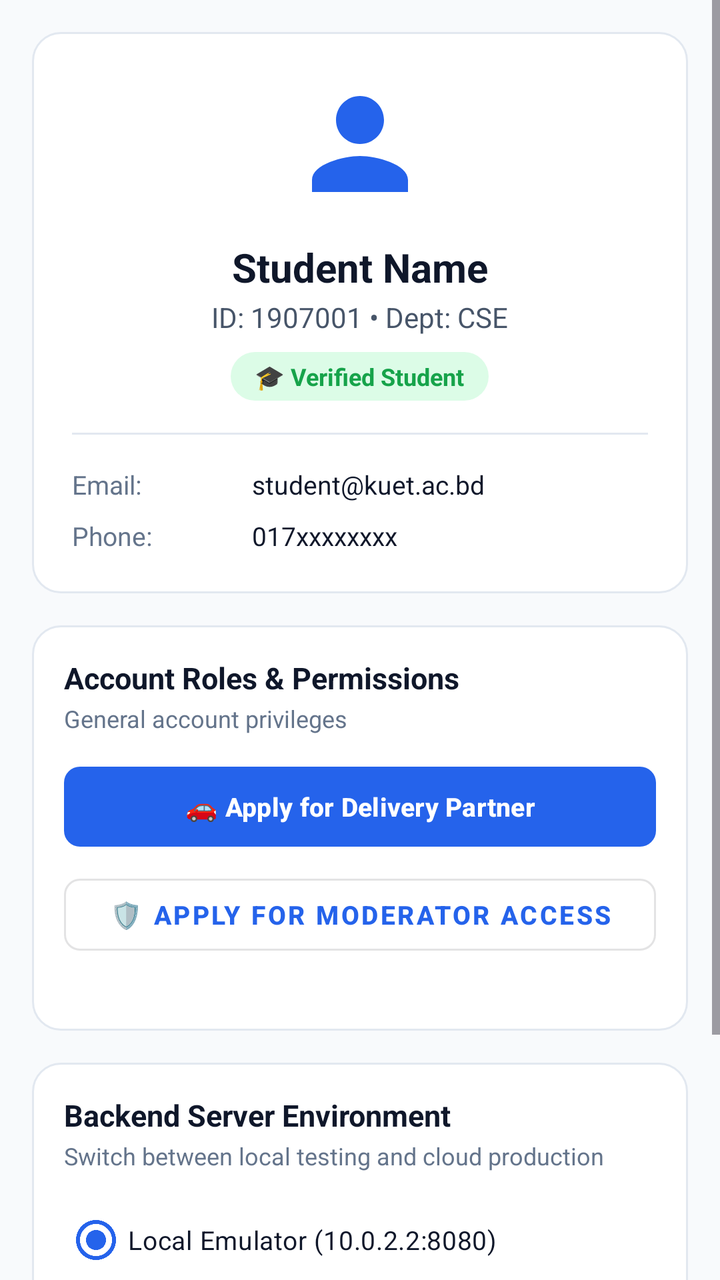
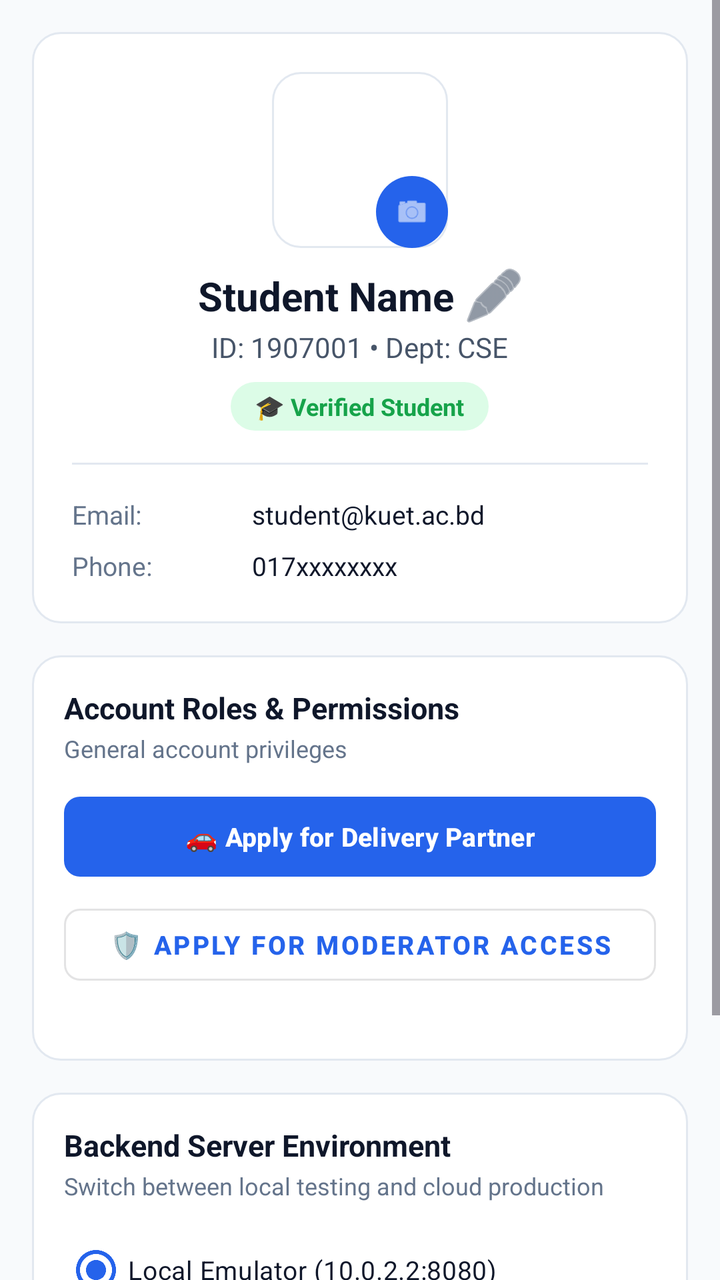

Compare the two renders of this Android layout. The source of the first and the diff that turns it into the second are given below.
<!-- AndroidManifest.xml: application theme Theme.CarryApp -->
<!-- res/layout/fragment_profile.xml -->
<?xml version="1.0" encoding="utf-8"?>
<ScrollView
    xmlns:android="http://schemas.android.com/apk/res/android"
    xmlns:app="http://schemas.android.com/apk/res-auto"
    android:layout_width="match_parent"
    android:layout_height="match_parent"
    android:fillViewport="true"
    android:background="@color/bg_app">

    <LinearLayout
        android:layout_width="match_parent"
        android:layout_height="wrap_content"
        android:orientation="vertical"
        android:padding="16dp"
        android:paddingBottom="72dp">

        
        <LinearLayout
            android:layout_width="match_parent"
            android:layout_height="wrap_content"
            android:background="@drawable/bg_rounded_card"
            android:orientation="vertical"
            android:padding="20dp"
            android:gravity="center_horizontal">

            <ImageView
                android:layout_width="72dp"
                android:layout_height="72dp"
                android:src="@drawable/ic_person"
                app:tint="@color/primary" />

            <TextView
                android:id="@+id/tvProfileName"
                android:layout_width="wrap_content"
                android:layout_height="wrap_content"
                android:layout_marginTop="12dp"
                android:text="Student Name"
                android:textColor="@color/text_main"
                android:textSize="20sp"
                android:textStyle="bold" />

            <TextView
                android:id="@+id/tvProfileStudentId"
                android:layout_width="wrap_content"
                android:layout_height="wrap_content"
                android:layout_marginTop="2dp"
                android:text="ID: 1907001 • Dept: CSE"
                android:textColor="@color/text_secondary"
                android:textSize="14sp" />

            <TextView
                android:id="@+id/tvProfileRoleBadge"
                android:layout_width="wrap_content"
                android:layout_height="wrap_content"
                android:layout_marginTop="8dp"
                android:background="@drawable/bg_badge_success"
                android:paddingStart="12dp"
                android:paddingEnd="12dp"
                android:paddingTop="4dp"
                android:paddingBottom="4dp"
                android:text="🎓 Verified Student"
                android:textColor="@color/status_green"
                android:textSize="12sp"
                android:textStyle="bold" />

            <View
                android:layout_width="match_parent"
                android:layout_height="1dp"
                android:layout_marginTop="16dp"
                android:layout_marginBottom="16dp"
                android:background="@color/border" />

            <LinearLayout
                android:layout_width="match_parent"
                android:layout_height="wrap_content"
                android:orientation="vertical">

                <LinearLayout
                    android:layout_width="match_parent"
                    android:layout_height="wrap_content"
                    android:orientation="horizontal">
                    <TextView
                        android:layout_width="90dp"
                        android:layout_height="wrap_content"
                        android:text="Email:"
                        android:textColor="@color/text_muted"
                        android:textSize="13sp" />
                    <TextView
                        android:id="@+id/tvProfileEmail"
                        android:layout_width="0dp"
                        android:layout_height="wrap_content"
                        android:layout_weight="1"
                        android:text="student@kuet.ac.bd"
                        android:textColor="@color/text_main"
                        android:textSize="13sp" />
                </LinearLayout>

                <LinearLayout
                    android:layout_width="match_parent"
                    android:layout_height="wrap_content"
                    android:layout_marginTop="8dp"
                    android:orientation="horizontal">
                    <TextView
                        android:layout_width="90dp"
                        android:layout_height="wrap_content"
                        android:text="Phone:"
                        android:textColor="@color/text_muted"
                        android:textSize="13sp" />
                    <TextView
                        android:id="@+id/tvProfilePhone"
                        android:layout_width="0dp"
                        android:layout_height="wrap_content"
                        android:layout_weight="1"
                        android:text="017xxxxxxxx"
                        android:textColor="@color/text_main"
                        android:textSize="13sp" />
                </LinearLayout>

            </LinearLayout>
        </LinearLayout>

        <Space
            android:layout_width="match_parent"
            android:layout_height="16dp" />

        
        <LinearLayout
            android:id="@+id/llRoleCard"
            android:layout_width="match_parent"
            android:layout_height="wrap_content"
            android:background="@drawable/bg_rounded_card"
            android:orientation="vertical"
            android:padding="16dp">

            <TextView
                android:layout_width="wrap_content"
                android:layout_height="wrap_content"
                android:text="Account Roles &amp; Permissions"
                android:textColor="@color/text_main"
                android:textSize="15sp"
                android:textStyle="bold" />

            <TextView
                android:id="@+id/tvRoleDescription"
                android:layout_width="wrap_content"
                android:layout_height="wrap_content"
                android:layout_marginTop="2dp"
                android:text="General account privileges"
                android:textColor="@color/text_muted"
                android:textSize="12sp" />

            
            <LinearLayout
                android:id="@+id/llStudentActions"
                android:layout_width="match_parent"
                android:layout_height="wrap_content"
                android:orientation="vertical"
                android:layout_marginTop="12dp"
                android:visibility="visible">

                <com.google.android.material.button.MaterialButton
                    android:id="@+id/btnApplyPartner"
                    android:layout_width="match_parent"
                    android:layout_height="wrap_content"
                    android:text="🚗 Apply for Delivery Partner"
                    android:textSize="13sp"
                    android:textStyle="bold"
                    app:cornerRadius="8dp" />

                <com.google.android.material.button.MaterialButton
                    android:id="@+id/btnApplyModerator"
                    android:layout_width="match_parent"
                    android:layout_height="wrap_content"
                    android:layout_marginTop="6dp"
                    android:text="🛡️ Apply for Moderator Access"
                    android:textSize="13sp"
                    android:textStyle="bold"
                    style="@style/Widget.MaterialComponents.Button.OutlinedButton"
                    app:cornerRadius="8dp" />
            </LinearLayout>

            
            <LinearLayout
                android:id="@+id/llModeratorActions"
                android:layout_width="match_parent"
                android:layout_height="wrap_content"
                android:orientation="vertical"
                android:layout_marginTop="12dp"
                android:visibility="gone">

                <com.google.android.material.button.MaterialButton
                    android:id="@+id/btnModManageProducts"
                    android:layout_width="match_parent"
                    android:layout_height="wrap_content"
                    android:text="🛍️ Manage Products (Add / Price / Photo)"
                    android:textSize="13sp"
                    android:textStyle="bold"
                    app:cornerRadius="8dp" />

                <com.google.android.material.button.MaterialButton
                    android:id="@+id/btnModViewAllOrders"
                    android:layout_width="match_parent"
                    android:layout_height="wrap_content"
                    android:layout_marginTop="6dp"
                    android:text="📦 View All Campus Orders"
                    android:textSize="13sp"
                    android:textStyle="bold"
                    style="@style/Widget.MaterialComponents.Button.OutlinedButton"
                    app:cornerRadius="8dp" />

                <com.google.android.material.button.MaterialButton
                    android:id="@+id/btnReviewPartnerApps"
                    android:layout_width="match_parent"
                    android:layout_height="wrap_content"
                    android:layout_marginTop="6dp"
                    android:text="📋 Review Delivery Partner Applications"
                    android:textSize="13sp"
                    android:textStyle="bold"
                    style="@style/Widget.MaterialComponents.Button.OutlinedButton"
                    app:cornerRadius="8dp" />
            </LinearLayout>

            
            <LinearLayout
                android:id="@+id/llAdminActions"
                android:layout_width="match_parent"
                android:layout_height="wrap_content"
                android:orientation="vertical"
                android:layout_marginTop="12dp"
                android:visibility="gone">

                <com.google.android.material.button.MaterialButton
                    android:id="@+id/btnManageAccounts"
                    android:layout_width="match_parent"
                    android:layout_height="wrap_content"
                    android:text="👥 Manage &amp; Delete Accounts"
                    android:textSize="13sp"
                    android:textStyle="bold"
                    app:backgroundTint="#DC2626"
                    app:cornerRadius="8dp" />

                <com.google.android.material.button.MaterialButton
                    android:id="@+id/btnAdminManageProducts"
                    android:layout_width="match_parent"
                    android:layout_height="wrap_content"
                    android:layout_marginTop="6dp"
                    android:text="🛍️ Manage Products (Add / Price / Photo)"
                    android:textSize="13sp"
                    android:textStyle="bold"
                    app:cornerRadius="8dp" />

                <com.google.android.material.button.MaterialButton
                    android:id="@+id/btnAdminViewAllOrders"
                    android:layout_width="match_parent"
                    android:layout_height="wrap_content"
                    android:layout_marginTop="6dp"
                    android:text="📦 View All Campus Orders"
                    android:textSize="13sp"
                    android:textStyle="bold"
                    style="@style/Widget.MaterialComponents.Button.OutlinedButton"
                    app:cornerRadius="8dp" />

                <com.google.android.material.button.MaterialButton
                    android:id="@+id/btnAdminReviewPartnerApps"
                    android:layout_width="match_parent"
                    android:layout_height="wrap_content"
                    android:layout_marginTop="6dp"
                    android:text="📋 Review Partner Applications"
                    android:textSize="13sp"
                    android:textStyle="bold"
                    style="@style/Widget.MaterialComponents.Button.OutlinedButton"
                    app:cornerRadius="8dp" />

                <com.google.android.material.button.MaterialButton
                    android:id="@+id/btnReviewModApps"
                    android:layout_width="match_parent"
                    android:layout_height="wrap_content"
                    android:layout_marginTop="6dp"
                    android:text="🛡️ Review Moderator Applications"
                    android:textSize="13sp"
                    android:textStyle="bold"
                    style="@style/Widget.MaterialComponents.Button.OutlinedButton"
                    app:cornerRadius="8dp" />

                <com.google.android.material.button.MaterialButton
                    android:id="@+id/btnViewModReports"
                    android:layout_width="match_parent"
                    android:layout_height="wrap_content"
                    android:layout_marginTop="6dp"
                    android:text="📜 View Moderator Activity Reports"
                    android:textSize="13sp"
                    android:textStyle="bold"
                    style="@style/Widget.MaterialComponents.Button.OutlinedButton"
                    app:cornerRadius="8dp" />
            </LinearLayout>

            
            <LinearLayout
                android:id="@+id/llApplicationHistory"
                android:layout_width="match_parent"
                android:layout_height="wrap_content"
                android:orientation="vertical"
                android:layout_marginTop="12dp">

                <TextView
                    android:id="@+id/tvApplicationsTitle"
                    android:layout_width="wrap_content"
                    android:layout_height="wrap_content"
                    android:text="Application History"
                    android:textColor="@color/text_main"
                    android:textSize="13sp"
                    android:textStyle="bold"
                    android:visibility="gone" />

                <LinearLayout
                    android:id="@+id/llApplicationsList"
                    android:layout_width="match_parent"
                    android:layout_height="wrap_content"
                    android:orientation="vertical"
                    android:layout_marginTop="6dp" />
            </LinearLayout>
        </LinearLayout>

        <Space
            android:layout_width="match_parent"
            android:layout_height="16dp" />

        
        <LinearLayout
            android:layout_width="match_parent"
            android:layout_height="wrap_content"
            android:background="@drawable/bg_rounded_card"
            android:orientation="vertical"
            android:padding="16dp">

            <TextView
                android:layout_width="wrap_content"
                android:layout_height="wrap_content"
                android:text="Backend Server Environment"
                android:textColor="@color/text_main"
                android:textSize="15sp"
                android:textStyle="bold" />

            <TextView
                android:layout_width="wrap_content"
                android:layout_height="wrap_content"
                android:layout_marginTop="2dp"
                android:text="Switch between local testing and cloud production"
                android:textColor="@color/text_muted"
                android:textSize="12sp" />

            <RadioGroup
                android:id="@+id/rgServerEnv"
                android:layout_width="match_parent"
                android:layout_height="wrap_content"
                android:layout_marginTop="10dp">

                <RadioButton
                    android:id="@+id/rbLocalServer"
                    android:layout_width="match_parent"
                    android:layout_height="wrap_content"
                    android:checked="true"
                    android:text="Local Emulator (10.0.2.2:8080)"
                    android:textColor="@color/text_main"
                    android:textSize="13sp" />

                <RadioButton
                    android:id="@+id/rbCloudServer"
                    android:layout_width="match_parent"
                    android:layout_height="wrap_content"
                    android:text="Cloud Backend (Render Production)"
                    android:textColor="@color/text_main"
                    android:textSize="13sp" />
            </RadioGroup>
        </LinearLayout>

        <Space
            android:layout_width="match_parent"
            android:layout_height="20dp" />

        
        <com.google.android.material.button.MaterialButton
            android:id="@+id/btnLogout"
            android:layout_width="match_parent"
            android:layout_height="48dp"
            android:text="Log Out"
            android:textColor="@color/status_red"
            android:textSize="14sp"
            android:textStyle="bold"
            app:backgroundTint="@color/status_red_bg"
            app:cornerRadius="10dp" />

    </LinearLayout>
</ScrollView>
<!-- resources referenced by this layout -->
<resources>
  <color name="bg_app">#F8FAFC</color>
  <color name="border">#E2E8F0</color>
  <color name="primary">#2563EB</color>
  <color name="status_green">#16A34A</color>
  <color name="status_red">#DC2626</color>
  <color name="status_red_bg">#FEE2E2</color>
  <color name="text_main">#0F172A</color>
  <color name="text_muted">#64748B</color>
  <color name="text_secondary">#475569</color>
  <!-- drawable bg_badge_success (drawable) -->
  <?xml version="1.0" encoding="utf-8"?>
  <shape xmlns:android="http://schemas.android.com/apk/res/android"
      android:shape="rectangle">
      <solid android:color="@color/status_green_bg" />
      <corners android:radius="16dp" />
  </shape>
  <!-- drawable bg_rounded_card (drawable) -->
  <?xml version="1.0" encoding="utf-8"?>
  <shape xmlns:android="http://schemas.android.com/apk/res/android"
      android:shape="rectangle">
      <solid android:color="@color/bg_card" />
      <corners android:radius="14dp" />
      <stroke
          android:width="1dp"
          android:color="@color/border" />
  </shape>
  <!-- drawable ic_person (drawable) -->
  <vector xmlns:android="http://schemas.android.com/apk/res/android"
      android:width="24dp"
      android:height="24dp"
      android:viewportWidth="24"
      android:viewportHeight="24">
    <path
        android:fillColor="@android:color/white"
        android:pathData="M12,12c2.21,0 4,-1.79 4,-4s-1.79,-4 -4,-4 -4,1.79 -4,4 1.79,4 4,4zm0,2c-2.67,0 -8,1.34 -8,4v2h16v-2c0,-2.66 -5.33,-4 -8,-4z"/>
  </vector>
  <style name="Theme.CarryApp" parent="Theme.Material3.DayNight.NoActionBar">
          
          <item name="colorPrimary">@color/primary</item>
          <item name="colorPrimaryDark">@color/primary_dark</item>
          <item name="colorAccent">@color/accent</item>
  
          
          <item name="android:windowBackground">@color/bg_app</item>
          <item name="colorSurface">@color/bg_card</item>
  
          
          <item name="android:statusBarColor">@color/primary_dark</item>
          <item name="android:windowLightStatusBar">false</item>
      </style>
  <color name="status_green_bg">#DCFCE7</color>
  <color name="bg_card">#FFFFFF</color>
  <color name="primary_dark">#1D4ED8</color>
  <color name="accent">#3B82F6</color>
</resources>

<!-- the commit's change to res/layout/fragment_profile.xml (unified diff, before → after) -->
@@ -23,21 +23,69 @@
             android:padding="20dp"
             android:gravity="center_horizontal">
 
-            <ImageView
-                android:layout_width="72dp"
-                android:layout_height="72dp"
-                android:src="@drawable/ic_person"
-                app:tint="@color/primary" />
-
-            <TextView
-                android:id="@+id/tvProfileName"
-                android:layout_width="wrap_content"
-                android:layout_height="wrap_content"
-                android:layout_marginTop="12dp"
-                android:text="Student Name"
-                android:textColor="@color/text_main"
-                android:textSize="20sp"
-                android:textStyle="bold" />
+            
+            <FrameLayout
+                android:layout_width="wrap_content"
+                android:layout_height="wrap_content">
+
+                <ImageView
+                    android:id="@+id/ivProfileAvatar"
+                    android:layout_width="88dp"
+                    android:layout_height="88dp"
+                    android:scaleType="centerCrop"
+                    android:src="@drawable/ic_person"
+                    android:background="@drawable/bg_rounded_card" />
+
+                <ProgressBar
+                    android:id="@+id/pbPhotoUpload"
+                    android:layout_width="44dp"
+                    android:layout_height="44dp"
+                    android:layout_gravity="center"
+                    android:visibility="gone" />
+
+                <com.google.android.material.button.MaterialButton
+                    android:id="@+id/btnChangePhoto"
+                    android:layout_width="36dp"
+                    android:layout_height="36dp"
+                    android:layout_gravity="bottom|end"
+                    android:insetLeft="0dp"
+                    android:insetTop="0dp"
+                    android:insetRight="0dp"
+                    android:insetBottom="0dp"
+                    android:padding="0dp"
+                    app:icon="@android:drawable/ic_menu_camera"
+                    app:iconGravity="textStart"
+                    app:iconPadding="0dp"
+                    app:cornerRadius="18dp"
+                    app:backgroundTint="@color/primary" />
+            </FrameLayout>
+
+            <LinearLayout
+                android:layout_width="wrap_content"
+                android:layout_height="wrap_content"
+                android:layout_marginTop="10dp"
+                android:orientation="horizontal"
+                android:gravity="center_vertical">
+
+                <TextView
+                    android:id="@+id/tvProfileName"
+                    android:layout_width="wrap_content"
+                    android:layout_height="wrap_content"
+                    android:text="Student Name"
+                    android:textColor="@color/text_main"
+                    android:textSize="20sp"
+                    android:textStyle="bold" />
+
+                <ImageButton
+                    android:id="@+id/btnEditDisplayName"
+                    android:layout_width="28dp"
+                    android:layout_height="28dp"
+                    android:layout_marginStart="6dp"
+                    android:background="?attr/selectableItemBackgroundBorderless"
+                    android:src="@android:drawable/ic_menu_edit"
+                    app:tint="@color/text_secondary"
+                    android:contentDescription="Edit Display Name" />
+            </LinearLayout>
 
             <TextView
                 android:id="@+id/tvProfileStudentId"
